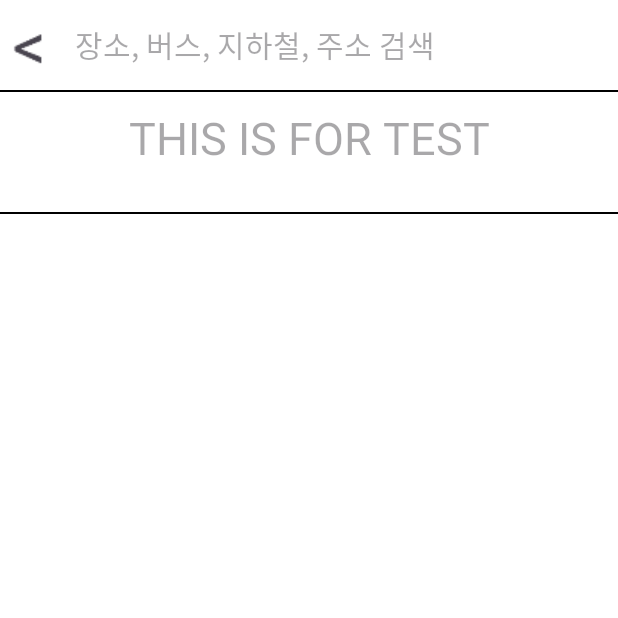
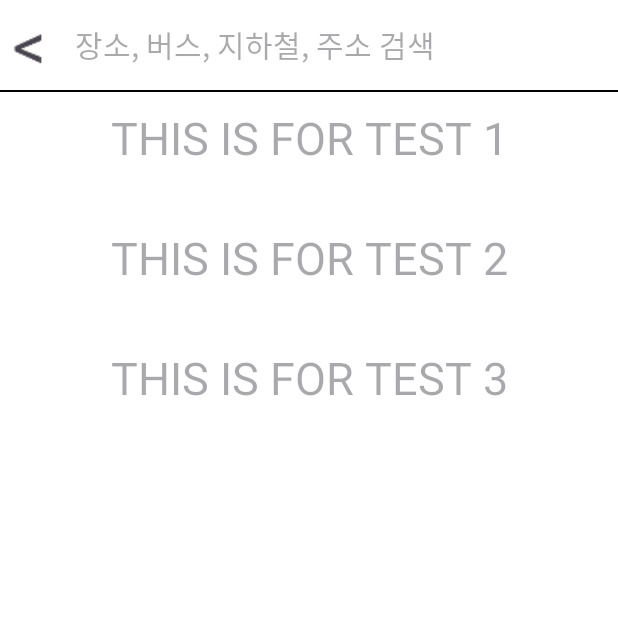
Before and after one commit to songhm7/RoadBuddyAndroid, an Android app: the screen it shows after launch (SearchActivity), after a tap on an icon or button, on a phone screen of 412 x 824 dp, the top half of it. Run offline under Robolectric (Android 15) with nearby library versions, the phone set to English and light mode, and no system bars; 5 statements that could not run were skipped.

Commit message:
최근검색기록 중간저장

```diff
--- a/app/src/main/java/com/hansung/roadbuddyandroid/MainActivity.kt
+++ b/app/src/main/java/com/hansung/roadbuddyandroid/MainActivity.kt
@@ -33,8 +33,8 @@ class MainActivity : AppCompatActivity(), OnMapReadyCallback {
     private lateinit var mapFragment : SupportMapFragment
     private val hansung = LatLng(37.582701, 127.010274)
     private lateinit var curLocation: LatLng
-//    private lateinit var locationRequest: LocationRequest
-//    private lateinit var locationCallback: LocationCallback
+    private lateinit var locationRequest: LocationRequest
+    private lateinit var locationCallback: LocationCallback
     private val initialZoomLevel = 17f // 초기 축척 설정
 
     override fun onCreate(savedInstanceState: Bundle?) {
@@ -48,7 +48,7 @@ class MainActivity : AppCompatActivity(), OnMapReadyCallback {
         checkLocationPermission()
 
         //자동 현위치 업데이트
-        //setupLocationUpdates()
+        setupLocationUpdates()
 
         // 지도 fragment 초기화
         mapFragment = supportFragmentManager.findFragmentById(R.id.map) as SupportMapFragment
@@ -131,8 +131,7 @@ class MainActivity : AppCompatActivity(), OnMapReadyCallback {
                     if (location != null) {
                         curLocation = LatLng(location.latitude, location.longitude)
                         // 위치 정보 사용
-                        Log.d(
-                            "checkLocation 현위치가져오기성공",
+                        Log.d("checkLocation 현위치가져오기성공",
                             "${location.latitude}, ${location.longitude}"
                         )
                     } else {
@@ -175,46 +174,46 @@ class MainActivity : AppCompatActivity(), OnMapReadyCallback {
         const val MY_PERMISSIONS_REQUEST_LOCATION = 99
     }
 
-//    private fun setupLocationUpdates() {
-//        locationRequest = LocationRequest.create()!!.apply {
-//            interval = 10000  // 10초 간격으로 업데이트 (필요에 따라 조정)
-//            fastestInterval = 5000  // 가장 빠른 간격 (필요에 따라 조정)
-//            priority = LocationRequest.PRIORITY_HIGH_ACCURACY
-//        }
-//
-//        locationCallback = object : LocationCallback() {
-//            override fun onLocationResult(locationResult: LocationResult) {
-//                locationResult ?: return
-//                for (location in locationResult.locations) {
-//                    // 여기서 위치 정보를 사용
-//                    curLocation = LatLng(location.latitude, location.longitude)
-//
-//                }
-//            }
-//        }
-//        // 위치 업데이트 요청 시작
-//        startLocationUpdates()
-//    }
-//
-//    private fun startLocationUpdates() {
-//        if (ContextCompat.checkSelfPermission(this, Manifest.permission.ACCESS_FINE_LOCATION)
-//            == PackageManager.PERMISSION_GRANTED
-//        ) {
-//            fusedLocationClient.requestLocationUpdates(
-//                locationRequest,
-//                locationCallback,
-//                Looper.getMainLooper()
-//            )
-//        }
-//    }
-//
-//    // 위치 업데이트 중지하는 메소드
-//    private fun stopLocationUpdates() {
-//        fusedLocationClient.removeLocationUpdates(locationCallback)
-//    }
-//
-//    override fun onStop() {
-//        super.onStop()
-//        stopLocationUpdates()
-//    }
+    private fun setupLocationUpdates() {
+        locationRequest = LocationRequest.create()!!.apply {
+            interval = 10000  // 10초 간격으로 업데이트 (필요에 따라 조정)
+            fastestInterval = 5000  // 가장 빠른 간격 (필요에 따라 조정)
+            priority = LocationRequest.PRIORITY_HIGH_ACCURACY
+        }
+
+        locationCallback = object : LocationCallback() {
+            override fun onLocationResult(locationResult: LocationResult) {
+                locationResult ?: return
+                for (location in locationResult.locations) {
+                    // 여기서 위치 정보를 사용
+                    curLocation = LatLng(location.latitude, location.longitude)
+
+                }
+            }
+        }
+        // 위치 업데이트 요청 시작
+        startLocationUpdates()
+    }
+
+    private fun startLocationUpdates() {
+        if (ContextCompat.checkSelfPermission(this, Manifest.permission.ACCESS_FINE_LOCATION)
+            == PackageManager.PERMISSION_GRANTED
+        ) {
+            fusedLocationClient.requestLocationUpdates(
+                locationRequest,
+                locationCallback,
+                Looper.getMainLooper()
+            )
+        }
+    }
+
+    // 위치 업데이트 중지하는 메소드
+    private fun stopLocationUpdates() {
+        fusedLocationClient.removeLocationUpdates(locationCallback)
+    }
+
+    override fun onStop() {
+        super.onStop()
+        stopLocationUpdates()
+    }
 }
--- a/app/src/main/java/com/hansung/roadbuddyandroid/SearchActivity.kt
+++ b/app/src/main/java/com/hansung/roadbuddyandroid/SearchActivity.kt
@@ -1,11 +1,14 @@
 package com.hansung.roadbuddyandroid
 
+import android.content.Context
 import android.os.Bundle
 import android.view.inputmethod.EditorInfo
+import android.view.inputmethod.InputMethodManager
 import android.widget.EditText
 import android.widget.ImageButton
 import android.widget.TextView
 import androidx.appcompat.app.AppCompatActivity
+import java.io.File
 
 class SearchActivity : AppCompatActivity(){
     private lateinit var searchingBar : EditText
@@ -18,15 +21,76 @@ class SearchActivity : AppCompatActivity(){
         }
 
         searchingBar = findViewById(R.id.searchingBar)
-        val tvForTest = findViewById<TextView>(R.id.tv_forTest)
+
+        val tvForTest1 = findViewById<TextView>(R.id.tv_forTest1)
+        val tvForTest2 = findViewById<TextView>(R.id.tv_forTest2)
+        val tvForTest3 = findViewById<TextView>(R.id.tv_forTest3)
+
+        val recentSearches = readSearchHistory()
+        if (recentSearches.isNotEmpty()) {
+            tvForTest1.text = recentSearches.getOrElse(0) { "" }
+            tvForTest2.text = recentSearches.getOrElse(1) { "" }
+            tvForTest3.text = recentSearches.getOrElse(2) { "" }
+        }
+
         searchingBar.setOnEditorActionListener { v, actionId, event ->
             if (actionId == EditorInfo.IME_ACTION_SEARCH) {
                 // submit 동작을 처리하는 코드
-                tvForTest.text = searchingBar.text.toString()
+                val searchText = searchingBar.text.toString()
+                if (searchText.isNotEmpty()) {
+                    if(searchText == tvForTest1.text.toString()) {
+                        tvForTest1.text = searchText
+                    }
+                    else if(searchText == tvForTest2.text.toString()){
+                        tvForTest2.text = tvForTest1.text
+                        tvForTest1.text = searchText
+                    }
+                    else {
+                        tvForTest3.text = tvForTest2.text
+                        tvForTest2.text = tvForTest1.text
+                        tvForTest1.text = searchText
+                    }
+                    var newRecent : List<String> = listOf(tvForTest1.text.toString(),tvForTest2.text.toString(),tvForTest3.text.toString())
+                    writeSearchHistory(newRecent)
+                    searchingBar.setText("")
+                }
                 true // 이벤트 처리 완료
             } else {
                 false // 이벤트 미처리
             }
         }
     }
+
+    //액티비티가 전환되면 자동으로 검색바에 커서가 올라가고 키보드가 올라오게끔 하는 메서드
+    override fun onWindowFocusChanged(hasFocus: Boolean) {
+        super.onWindowFocusChanged(hasFocus)
+        if (hasFocus) {
+            // searchingBar에 포커스를 요청합니다.
+            searchingBar.requestFocus()
+
+            // InputMethodManager를 통해 키보드를 표시합니다.
+            val imm = getSystemService(Context.INPUT_METHOD_SERVICE) as InputMethodManager
+            imm.showSoftInput(searchingBar, InputMethodManager.SHOW_IMPLICIT)
+        }
+    }
+
+
+    private fun readSearchHistory(): List<String> {
+        val file = File(filesDir, "recent.txt")
+        if (!file.exists()) {
+            file.createNewFile()
+        }
+        return file.readLines().take(3)  // 최근 3개의 검색 기록만 가져옴
+    }
+
+    private fun writeSearchHistory(searches: List<String>) {
+        val file = File(filesDir, "recent.txt")
+        file.writeText(searches.joinToString("\n"))
+    }
+    private fun deleteSearchHistory() {
+        val file = File(filesDir, "recent.txt")
+        if (file.exists()) {
+            file.delete()
+        }
+    }
 }
--- a/app/src/main/res/layout/activity_search.xml
+++ b/app/src/main/res/layout/activity_search.xml
@@ -37,17 +37,32 @@
         android:layout_width="match_parent"
         android:layout_height="80dp"
         app:layout_constraintTop_toBottomOf="@id/line789456"
-        android:hint="THIS IS FOR TEST"
+        android:hint="THIS IS FOR TEST 1"
         android:textSize="30sp"
         android:padding="10sp"
         android:textAlignment="center"
         android:textColor="@color/hansung_blue"
-        android:id="@+id/tv_forTest"/>
-    <View
-        android:id="@+id/line123456"
+        android:id="@+id/tv_forTest1"/>
+    <TextView
         android:layout_width="match_parent"
-        android:layout_height="1dp"
-        android:background="#000000"
-        app:layout_constraintTop_toBottomOf="@id/tv_forTest"/>
+        android:layout_height="80dp"
+        app:layout_constraintTop_toBottomOf="@id/tv_forTest1"
+        android:hint="THIS IS FOR TEST 2"
+        android:textSize="30sp"
+        android:padding="10sp"
+        android:textAlignment="center"
+        android:textColor="@color/hansung_blue"
+        android:id="@+id/tv_forTest2"/>
+    <TextView
+        android:layout_width="match_parent"
+        android:layout_height="80dp"
+        app:layout_constraintTop_toBottomOf="@id/tv_forTest2"
+        android:hint="THIS IS FOR TEST 3"
+        android:textSize="30sp"
+        android:padding="10sp"
+        android:textAlignment="center"
+        android:textColor="@color/hansung_blue"
+        android:id="@+id/tv_forTest3"/>
+
 
 </androidx.constraintlayout.widget.ConstraintLayout>
```
